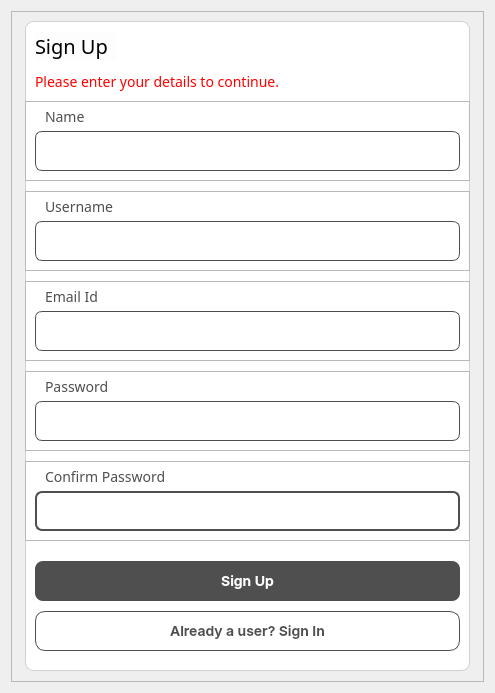
tejashwinn/22-01-2022, file signup.ui: the form before one commit.
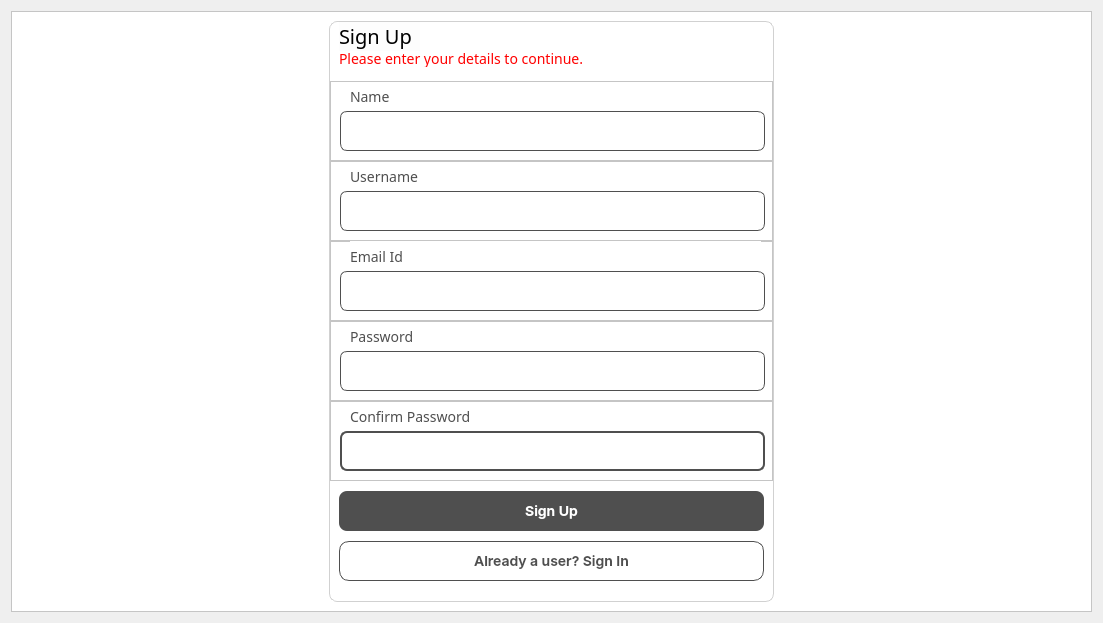
The form after the commit.

Diff of the .ui file:
```diff
--- a/signup.ui
+++ b/signup.ui
@@ -6,8 +6,8 @@
             <rect>
                 <x>0</x>
                 <y>0</y>
-                <width>495</width>
-                <height>693</height>
+    <width>1103</width>
+    <height>623</height>
             </rect>
         </property>
         <property name="windowTitle">
@@ -19,6 +19,21 @@
         <layout class="QGridLayout" name="gridLayout">
             <item row="0" column="0">
                 <widget class="QFrame" name="outer">
+     <property name="minimumSize">
+      <size>
+       <width>1081</width>
+       <height>601</height>
+      </size>
+     </property>
+     <property name="maximumSize">
+      <size>
+       <width>1081</width>
+       <height>601</height>
+      </size>
+     </property>
+     <property name="styleSheet">
+      <string notr="true">background:white;</string>
+     </property>
                     <property name="frameShape">
                         <enum>QFrame::StyledPanel</enum>
                     </property>
@@ -67,7 +82,7 @@
                                     <property name="geometry">
                                         <rect>
                                             <x>10</x>
-                                            <y>10</y>
+           <y>0</y>
                                             <width>81</width>
                                             <height>30</height>
                                         </rect>
@@ -95,9 +110,9 @@
                                 <widget class="QFrame" name="frame_2">
                                     <property name="geometry">
                                         <rect>
-                                            <x>0</x>
-                                            <y>80</y>
-                                            <width>445</width>
+           <x>1</x>
+           <y>60</y>
+           <width>443</width>
                                             <height>80</height>
                                         </rect>
                                     </property>
@@ -171,16 +186,24 @@
 box-sizing: border-box;
 border-radius: 7px;
 
+font-family: poppins;
+font-style: normal;
+font-weight: normal;
+font-size: 14px;
+
 </string>
                                         </property>
+          <property name="text">
+           <string/>
+          </property>
                                     </widget>
                                 </widget>
                                 <widget class="QFrame" name="frame_3">
                                     <property name="geometry">
                                         <rect>
-                                            <x>0</x>
-                                            <y>170</y>
-                                            <width>445</width>
+           <x>1</x>
+           <y>140</y>
+           <width>443</width>
                                             <height>80</height>
                                         </rect>
                                     </property>
@@ -244,6 +267,10 @@
 border: 1px solid #4F4F4F;
 box-sizing: border-box;
 border-radius: 7px;
+font-family: poppins;
+font-style: normal;
+font-weight: normal;
+font-size: 14px;
 
 </string>
                                         </property>
@@ -252,9 +279,9 @@
                                 <widget class="QFrame" name="frame_4">
                                     <property name="geometry">
                                         <rect>
-                                            <x>0</x>
-                                            <y>260</y>
-                                            <width>445</width>
+           <x>1</x>
+           <y>220</y>
+           <width>443</width>
                                             <height>80</height>
                                         </rect>
                                     </property>
@@ -304,7 +331,11 @@
                                             </rect>
                                         </property>
                                         <property name="styleSheet">
-                                            <string notr="true">position: static;
+           <string notr="true">font-family: poppins;
+font-style: normal;
+font-weight: normal;
+font-size: 14px;
+position: static;
 width: 535px;
 height: 53px;
 left: 0px;
@@ -326,9 +357,9 @@
                                 <widget class="QFrame" name="frame_5">
                                     <property name="geometry">
                                         <rect>
-                                            <x>0</x>
-                                            <y>350</y>
-                                            <width>445</width>
+           <x>1</x>
+           <y>300</y>
+           <width>443</width>
                                             <height>80</height>
                                         </rect>
                                     </property>
@@ -378,7 +409,12 @@
                                             </rect>
                                         </property>
                                         <property name="styleSheet">
-                                            <string notr="true">position: static;
+           <string notr="true">
+font-family: poppins;
+font-style: normal;
+font-weight: normal;
+font-size: 14px;
+position: static;
 width: 535px;
 height: 53px;
 left: 0px;
@@ -401,9 +437,9 @@
                                     <property name="geometry">
                                         <rect>
                                             <x>10</x>
-                                            <y>40</y>
+           <y>30</y>
                                             <width>421</width>
-                                            <height>41</height>
+           <height>16</height>
                                         </rect>
                                     </property>
                                     <property name="styleSheet">
@@ -433,9 +469,9 @@
                                 <widget class="QFrame" name="frame_6">
                                     <property name="geometry">
                                         <rect>
-                                            <x>0</x>
-                                            <y>440</y>
-                                            <width>445</width>
+           <x>1</x>
+           <y>380</y>
+           <width>443</width>
                                             <height>80</height>
                                         </rect>
                                     </property>
@@ -485,7 +521,11 @@
                                             </rect>
                                         </property>
                                         <property name="styleSheet">
-                                            <string notr="true">position: static;
+           <string notr="true">font-family: poppins;
+font-style: normal;
+font-weight: normal;
+font-size: 14px;
+position: static;
 width: 535px;
 height: 53px;
 left: 0px;
@@ -508,7 +548,7 @@
                                     <property name="geometry">
                                         <rect>
                                             <x>10</x>
-                                            <y>540</y>
+           <y>470</y>
                                             <width>425</width>
                                             <height>40</height>
                                         </rect>
@@ -550,7 +590,7 @@
                                     <property name="geometry">
                                         <rect>
                                             <x>10</x>
-                                            <y>590</y>
+           <y>520</y>
                                             <width>425</width>
                                             <height>40</height>
                                         </rect>
```
Left out of the diff: 6 changed lines with no effect on the pictures. Lines whose indentation alone changed are shown as unchanged.
